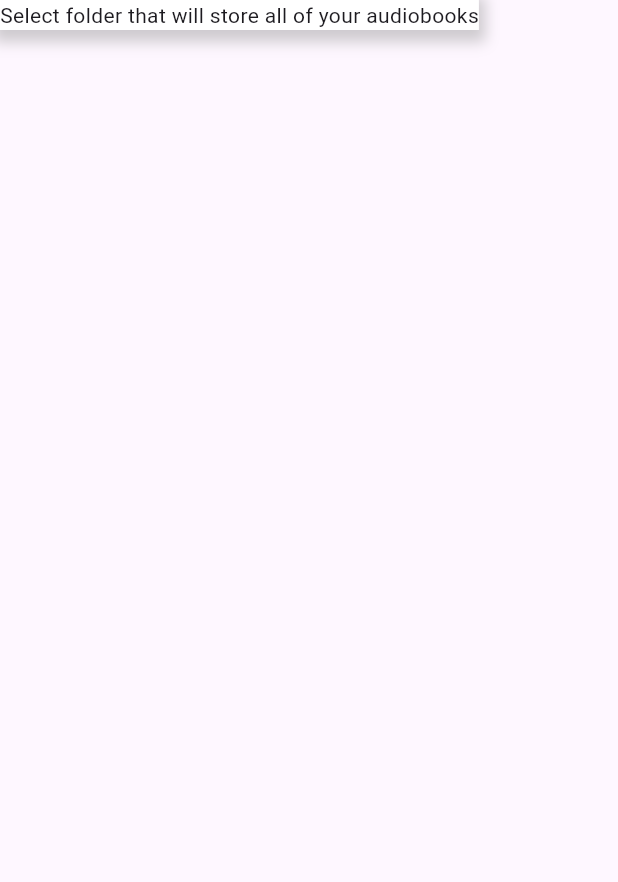
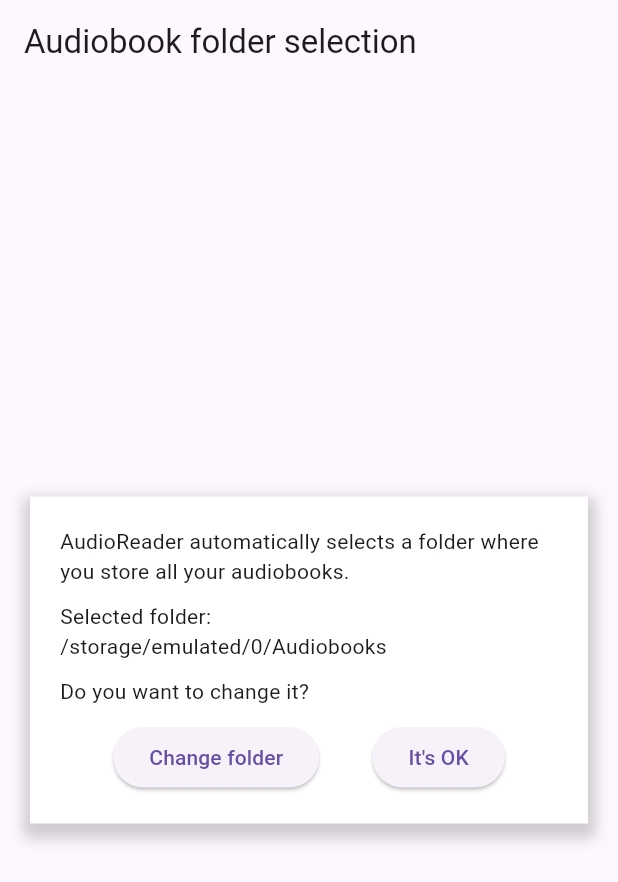
Before and after one commit to Desu1243/AudioReader, a Flutter app: the screen it shows after launch, on a phone screen of 412 x 824 dp. Shown: the top 882 px of the screen. Run offline on Flutter 3.47's test engine with Material 3 defaults, Android fonts, the phone set to English and light mode, and no system bars; our stand-ins replace file_picker, permission_handler.

Commit message:
start page

```diff
--- a/lib/pages/start_page.dart
+++ b/lib/pages/start_page.dart
@@ -1,6 +1,8 @@
 // page that appears on the first launch of the app
 // asks user for the main audiobook folder, and permissions of any are necessary
 
+import 'package:audioreader/services/settings.dart';
+import 'package:file_picker/file_picker.dart';
 import 'package:flutter/material.dart';
 
 class StartPage extends StatefulWidget {
@@ -11,11 +13,40 @@ class StartPage extends StatefulWidget {
 }
 
 class _StartPageState extends State<StartPage> {
+  Settings settingsService = Settings();
+
+  void onPressedChangeFolder() async {
+    String? selectedDirectory = await FilePicker.platform.getDirectoryPath();
+
+    if (selectedDirectory != null) {
+      setState(() {
+        settingsService.changeAudiobooksFolder(selectedDirectory);
+        settingsService.saveSettings();
+      });
+    }
+  }
+
+  void onPressedConfirm(){
+    // save settings
+    // get audiobooks from folder
+    // save audiobooks data to file
+    // push to loading page
+
+    settingsService.saveSettings();
+
+  }
+
   @override
   Widget build(BuildContext context) {
-    return Scaffold(
-      body: Container(
-        child: Text("Select folder that will store all of your audiobooks"),
+    return SafeArea(
+      child: Scaffold(
+        appBar: AppBar(
+          title: const Text("Audiobook folder selection"),
+        ),
+        body: Padding(
+          padding: const EdgeInsets.all(20.0),
+          child: Center(
+            child: Container(
               decoration: BoxDecoration(
                 color: Colors.white,
                 boxShadow: [
@@ -23,9 +54,36 @@ class _StartPageState extends State<StartPage> {
                     color: Colors.grey.withOpacity(0.5),
                     spreadRadius: 5,
                     blurRadius: 7,
-              offset: const Offset(0, 3),
+                    offset: const Offset(0, 5),
                   ),
                 ],
+              ),
+              child: Padding(
+                padding: const EdgeInsets.all(20.0),
+                child: IntrinsicHeight(
+                  child: Column(
+                    crossAxisAlignment: CrossAxisAlignment.start,
+                    children: [
+                      const Text("AudioReader automatically selects a folder where you store all your audiobooks."),
+                      const SizedBox(height: 10),
+                      const Text("Selected folder:"),
+                      Text(settingsService.mainFolderPath),
+                      const SizedBox(height: 10),
+                      const Text("Do you want to change it?"),
+                      const SizedBox(height: 10),
+                      Row(
+                        mainAxisAlignment: MainAxisAlignment.spaceEvenly,
+                        children: [
+                          ElevatedButton(onPressed: onPressedChangeFolder, child: const Text("Change folder")),
+                          ElevatedButton(onPressed: onPressedConfirm, child: const Text("It's OK"))
+                        ],
+                      )
+                    ],
+                  ),
+                ),
+              ),
+            ),
+          ),
         ),
       ),
     );
--- /dev/null
+++ b/lib/services/audiobooks.dart
@@ -0,0 +1,21 @@
+import 'package:audioreader/models/audiobook.dart';
+
+class Audiobooks{
+  List<Audiobook> audiobooksData = List.empty(growable: true);
+
+  /// read audiobooks data from save file
+  void getSavedData(){
+
+  }
+
+  /// save audiobooks data into a file
+  void saveData(){
+
+  }
+
+  /// create audiobook object for every folder in the main audiobooks folder (from folder)
+  void fetchAudiobooks(){
+
+  }
+
+}
```
Also changed, not shown: lib/models/audiobook.dart (+3 -6 lines), lib/pages/loading_page.dart (+19 -7 lines), lib/services/settings.dart (+62 -1 lines), pubspec.yaml (+12 -30 lines), pubspec.lock, 1 other file. Lines whose indentation alone changed are shown as unchanged.
